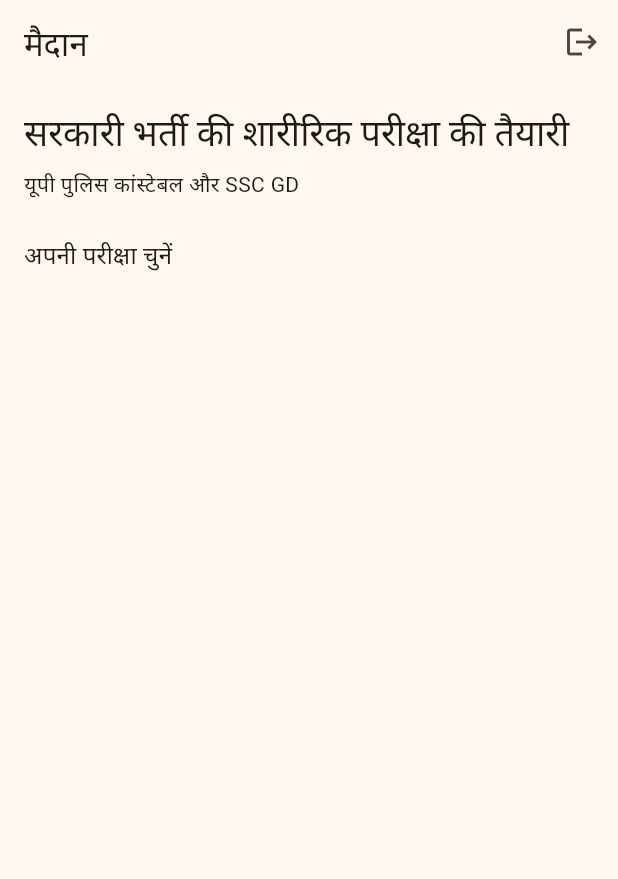
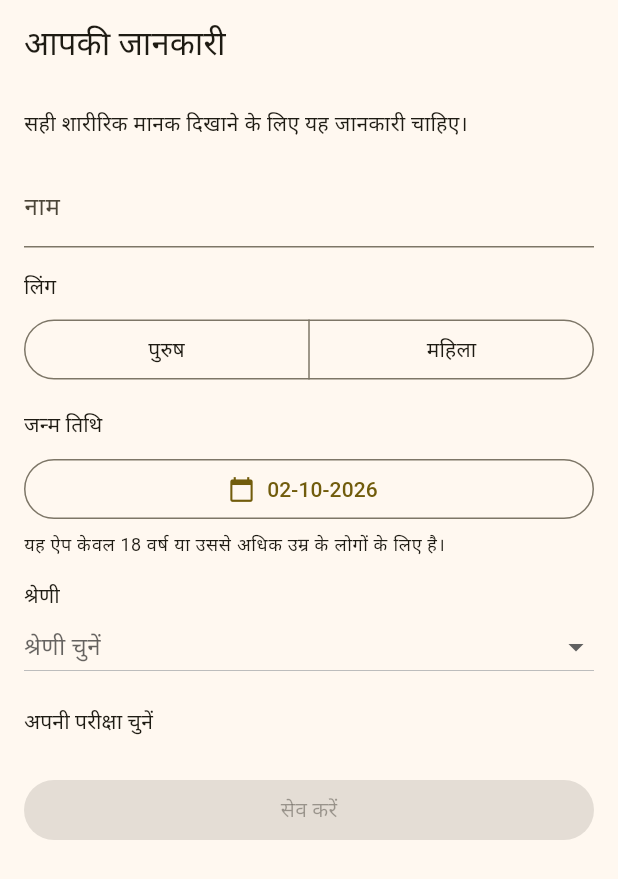
Before and after one commit to ArpitMishra2/KhakiTrack, a Flutter app: the screen it shows once a user with an empty profile is signed in, on a phone screen of 412 x 824 dp. Shown: the top 879 px of the screen. Run offline on Flutter 3.47's test engine with Material 3 defaults, Android fonts, the phone set to English and light mode, and no system bars; our stand-ins replace google_sign_in, supabase_flutter; accounts and stored records are empty.

Commit message:
Profile setup after sign-in (#9)
After sign-in, users with an incomplete profile fill in name (pre-filled
from Google), gender, date of birth, category and exam. Save stays
disabled until everything is set and the user is 18+; the date picker
cannot go past the 18th birthday, and the rule matches the database check
(29 Feb maps to 28 Feb as in Postgres). Saved with an upsert on the own
profiles row, allowed by the existing RLS policies.

The standards screen now opens on the user's gender and category: ST maps
to ST standards, General/OBC/SC/EWS to the exam default. Regional
relaxations stay selectable by hand. ex_serviceman is not offered because
its PST/PET rules are not sourced yet.

Co-authored-by: Claude Opus 5.5 <noreply@anthropic.com>

```diff
--- /dev/null
+++ b/app/lib/data/profile.dart
@@ -0,0 +1,103 @@
+import 'package:supabase_flutter/supabase_flutter.dart';
+
+/// Social categories stored in `profiles.category`. `ex_serviceman` is allowed
+/// by the schema but not offered yet: its PST/PET rules are not sourced.
+const socialCategories = ['general', 'obc', 'sc', 'st', 'ews'];
+
+/// The user's row in `public.profiles`.
+class Profile {
+  const Profile({
+    this.displayName,
+    this.gender,
+    this.dateOfBirth,
+    this.category,
+    this.examId,
+  });
+
+  factory Profile.fromJson(Map<String, dynamic> json) => Profile(
+    displayName: json['display_name'] as String?,
+    gender: json['gender'] as String?,
+    dateOfBirth: json['date_of_birth'] == null
+        ? null
+        : DateTime.parse(json['date_of_birth'] as String),
+    category: json['category'] as String?,
+    examId: json['exam_id'] as String?,
+  );
+
+  final String? displayName;
+  final String? gender;
+  final DateTime? dateOfBirth;
+  final String? category;
+  final String? examId;
+
+  bool get isComplete =>
+      gender != null &&
+      dateOfBirth != null &&
+      category != null &&
+      examId != null &&
+      (displayName?.trim().isNotEmpty ?? false);
+
+  Map<String, dynamic> toJson() => {
+    'display_name': displayName?.trim(),
+    'gender': gender,
+    'date_of_birth': dateOfBirth == null ? null : _date(dateOfBirth!),
+    'category': category,
+    'exam_id': examId,
+  };
+}
+
+String _date(DateTime d) =>
+    '${d.year.toString().padLeft(4, '0')}-'
+    '${d.month.toString().padLeft(2, '0')}-'
+    '${d.day.toString().padLeft(2, '0')}';
+
+/// Latest date of birth that makes someone 18 on [today]. Matches the
+/// database check `date_of_birth <= current_date - interval '18 years'`,
+/// which maps 29 February to 28 February.
+DateTime latestAllowedDateOfBirth(DateTime today) {
+  final day = today.month == 2 && today.day == 29 ? 28 : today.day;
+  return DateTime(today.year - 18, today.month, day);
+}
+
+bool isAdult(DateTime dateOfBirth, DateTime today) =>
+    !dateOfBirth.isAfter(latestAllowedDateOfBirth(today));
+
+abstract class ProfileRepository {
+  /// The signed-in user's profile, or an empty one if the row is missing.
+  Future<Profile> fetchMine();
+  Future<void> saveMine(Profile profile);
+
+  /// Name from the Google account, to pre-fill the form.
+  String? get suggestedName;
+}
+
+class SupabaseProfileRepository implements ProfileRepository {
+  SupabaseProfileRepository(this._client);
+
+  final SupabaseClient _client;
+
+  String get _uid => _client.auth.currentUser!.id;
+
+  @override
+  String? get suggestedName {
+    final meta = _client.auth.currentUser?.userMetadata;
+    return (meta?['full_name'] ?? meta?['name']) as String?;
+  }
+
+  @override
+  Future<Profile> fetchMine() async {
+    final row = await _client
+        .from('profiles')
+        .select('display_name, gender, date_of_birth, category, exam_id')
+        .eq('id', _uid)
+        .maybeSingle();
+    return row == null ? const Profile() : Profile.fromJson(row);
+  }
+
+  @override
+  Future<void> saveMine(Profile profile) async {
+    // Upsert: the sign-up trigger normally creates the row, but do not rely
+    // on it having run.
+    await _client.from('profiles').upsert({'id': _uid, ...profile.toJson()});
+  }
+}
--- a/app/lib/l10n/app_hi.arb
+++ b/app/lib/l10n/app_hi.arb
@@ -46,5 +46,18 @@
   "signInWithGoogle": "Google से जारी रखें",
   "signInFailed": "साइन इन नहीं हो सका। इंटरनेट जांचकर फिर कोशिश करें।",
   "adultsOnly": "यह ऐप केवल 18 वर्ष या उससे अधिक उम्र के लोगों के लिए है।",
-  "signOut": "साइन आउट"
+  "signOut": "साइन आउट",
+  "profileTitle": "आपकी जानकारी",
+  "profileIntro": "सही शारीरिक मानक दिखाने के लिए यह जानकारी चाहिए।",
+  "name": "नाम",
+  "dateOfBirth": "जन्म तिथि",
+  "chooseDate": "तारीख चुनें",
+  "chooseCategory": "श्रेणी चुनें",
+  "save": "सेव करें",
+  "saveFailed": "सेव नहीं हो सका। इंटरनेट जांचकर फिर कोशिश करें।",
+  "socialGeneral": "सामान्य",
+  "socialObc": "अन्य पिछड़ा वर्ग (OBC)",
+  "socialSc": "अनुसूचित जाति (SC)",
+  "socialSt": "अनुसूचित जनजाति (ST)",
+  "socialEws": "आर्थिक रूप से कमज़ोर वर्ग (EWS)"
 }
--- a/app/lib/l10n/app_localizations.dart
+++ b/app/lib/l10n/app_localizations.dart
@@ -331,6 +331,84 @@ abstract class AppLocalizations {
   /// In hi, this message translates to:
   /// **'साइन आउट'**
   String get signOut;
+
+  /// No description provided for @profileTitle.
+  ///
+  /// In hi, this message translates to:
+  /// **'आपकी जानकारी'**
+  String get profileTitle;
+
+  /// No description provided for @profileIntro.
+  ///
+  /// In hi, this message translates to:
+  /// **'सही शारीरिक मानक दिखाने के लिए यह जानकारी चाहिए।'**
+  String get profileIntro;
+
+  /// No description provided for @name.
+  ///
+  /// In hi, this message translates to:
+  /// **'नाम'**
+  String get name;
+
+  /// No description provided for @dateOfBirth.
+  ///
+  /// In hi, this message translates to:
+  /// **'जन्म तिथि'**
+  String get dateOfBirth;
+
+  /// No description provided for @chooseDate.
+  ///
+  /// In hi, this message translates to:
+  /// **'तारीख चुनें'**
+  String get chooseDate;
+
+  /// No description provided for @chooseCategory.
+  ///
+  /// In hi, this message translates to:
+  /// **'श्रेणी चुनें'**
+  String get chooseCategory;
+
+  /// No description provided for @save.
+  ///
+  /// In hi, this message translates to:
+  /// **'सेव करें'**
+  String get save;
+
+  /// No description provided for @saveFailed.
+  ///
+  /// In hi, this message translates to:
+  /// **'सेव नहीं हो सका। इंटरनेट जांचकर फिर कोशिश करें।'**
+  String get saveFailed;
+
+  /// No description provided for @socialGeneral.
+  ///
+  /// In hi, this message translates to:
+  /// **'सामान्य'**
+  String get socialGeneral;
+
+  /// No description provided for @socialObc.
+  ///
+  /// In hi, this message translates to:
+  /// **'अन्य पिछड़ा वर्ग (OBC)'**
+  String get socialObc;
+
+  /// No description provided for @socialSc.
+  ///
+  /// In hi, this message translates to:
+  /// **'अनुसूचित जाति (SC)'**
+  String get socialSc;
+
+  /// No description provided for @socialSt.
+  ///
+  /// In hi, this message translates to:
+  /// **'अनुसूचित जनजाति (ST)'**
+  String get socialSt;
+
+  /// No description provided for @socialEws.
+  ///
+  /// In hi, this message translates to:
+  /// **'आर्थिक रूप से कमज़ोर वर्ग (EWS)'**
+  String get socialEws;
 }
 
 class _AppLocalizationsDelegate
--- a/app/lib/l10n/app_localizations_hi.dart
+++ b/app/lib/l10n/app_localizations_hi.dart
@@ -144,4 +144,43 @@ class AppLocalizationsHi extends AppLocalizations {
 
   @override
   String get signOut => 'साइन आउट';
+
+  @override
+  String get profileTitle => 'आपकी जानकारी';
+
+  @override
+  String get profileIntro => 'सही शारीरिक मानक दिखाने के लिए यह जानकारी चाहिए।';
+
+  @override
+  String get name => 'नाम';
+
+  @override
+  String get dateOfBirth => 'जन्म तिथि';
+
+  @override
+  String get chooseDate => 'तारीख चुनें';
+
+  @override
+  String get chooseCategory => 'श्रेणी चुनें';
+
+  @override
+  String get save => 'सेव करें';
+
+  @override
+  String get saveFailed => 'सेव नहीं हो सका। इंटरनेट जांचकर फिर कोशिश करें।';
+
+  @override
+  String get socialGeneral => 'सामान्य';
+
+  @override
+  String get socialObc => 'अन्य पिछड़ा वर्ग (OBC)';
+
+  @override
+  String get socialSc => 'अनुसूचित जाति (SC)';
+
+  @override
+  String get socialSt => 'अनुसूचित जनजाति (ST)';
+
+  @override
+  String get socialEws => 'आर्थिक रूप से कमज़ोर वर्ग (EWS)';
 }
--- a/app/lib/main.dart
+++ b/app/lib/main.dart
@@ -5,6 +5,7 @@ import 'package:supabase_flutter/supabase_flutter.dart';
 import 'config.dart';
 import 'data/auth_service.dart';
 import 'data/exam_repository.dart';
+import 'data/profile.dart';
 import 'l10n/app_localizations.dart';
 import 'screens/auth_gate.dart';
 
@@ -19,15 +20,22 @@ Future<void> main() async {
     MaidanApp(
       repository: SupabaseExamRepository(Supabase.instance.client),
       auth: SupabaseAuthService(Supabase.instance.client),
+      profiles: SupabaseProfileRepository(Supabase.instance.client),
     ),
   );
 }
 
 class MaidanApp extends StatelessWidget {
-  const MaidanApp({super.key, required this.repository, required this.auth});
+  const MaidanApp({
+    super.key,
+    required this.repository,
+    required this.auth,
+    required this.profiles,
+  });
 
   final ExamRepository repository;
   final AuthService auth;
+  final ProfileRepository profiles;
 
   @override
   Widget build(BuildContext context) {
@@ -46,7 +54,7 @@ class MaidanApp extends StatelessWidget {
         GlobalWidgetsLocalizations.delegate,
         GlobalCupertinoLocalizations.delegate,
       ],
-      home: AuthGate(auth: auth, repository: repository),
+      home: AuthGate(auth: auth, repository: repository, profiles: profiles),
     );
   }
 }
--- a/app/lib/screens/auth_gate.dart
+++ b/app/lib/screens/auth_gate.dart
@@ -2,15 +2,25 @@ import 'package:flutter/material.dart';
 
 import '../data/auth_service.dart';
 import '../data/exam_repository.dart';
+import '../data/profile.dart';
 import 'home_screen.dart';
+import 'load_error.dart';
+import 'profile_setup_screen.dart';
 import 'sign_in_screen.dart';
 
-/// Shows sign-in until there is a session, then the app.
+/// Shows sign-in until there is a session, then profile setup until the
+/// profile is complete, then the app.
 class AuthGate extends StatelessWidget {
-  const AuthGate({super.key, required this.auth, required this.repository});
+  const AuthGate({
+    super.key,
+    required this.auth,
+    required this.repository,
+    required this.profiles,
+  });
 
   final AuthService auth;
   final ExamRepository repository;
+  final ProfileRepository profiles;
 
   @override
   Widget build(BuildContext context) {
@@ -18,8 +28,68 @@ class AuthGate extends StatelessWidget {
       stream: auth.signedInChanges,
       initialData: auth.isSignedIn,
       builder: (context, snapshot) => snapshot.data == true
-          ? HomeScreen(repository: repository, auth: auth)
+          ? _ProfileGate(auth: auth, repository: repository, profiles: profiles)
           : SignInScreen(auth: auth),
     );
   }
 }
+
+class _ProfileGate extends StatefulWidget {
+  const _ProfileGate({
+    required this.auth,
+    required this.repository,
+    required this.profiles,
+  });
+
+  final AuthService auth;
+  final ExamRepository repository;
+  final ProfileRepository profiles;
+
+  @override
+  State<_ProfileGate> createState() => _ProfileGateState();
+}
+
+class _ProfileGateState extends State<_ProfileGate> {
+  late Future<Profile> _profile = widget.profiles.fetchMine();
+
+  @override
+  Widget build(BuildContext context) {
+    return FutureBuilder<Profile>(
+      future: _profile,
+      builder: (context, snapshot) {
+        if (snapshot.hasError) {
+          return Scaffold(
+            body: Center(
+              child: LoadError(
+                onRetry: () => setState(() {
+                  _profile = widget.profiles.fetchMine();
+                }),
+              ),
+            ),
+          );
+        }
+        final profile = snapshot.data;
+        if (profile == null) {
+          return const Scaffold(
+            body: Center(child: CircularProgressIndicator()),
+          );
+        }
+        if (!profile.isComplete) {
+          return ProfileSetupScreen(
+            initial: profile,
+            profiles: widget.profiles,
+            exams: widget.repository,
+            onSaved: (saved) => setState(() {
+              _profile = Future.value(saved);
+            }),
+          );
+        }
+        return HomeScreen(
+          repository: widget.repository,
+          auth: widget.auth,
+          profile: profile,
+        );
+      },
+    );
+  }
+}
--- /dev/null
+++ b/app/lib/screens/profile_setup_screen.dart
@@ -0,0 +1,221 @@
+import 'package:flutter/material.dart';
+
+import '../data/exam_models.dart';
+import '../data/exam_repository.dart';
+import '../data/profile.dart';
+import '../l10n/app_localizations.dart';
+import 'load_error.dart';
+
+/// First-run form: name, gender, date of birth (18+), exam and category.
+class ProfileSetupScreen extends StatefulWidget {
+  const ProfileSetupScreen({
+    super.key,
+    required this.initial,
+    required this.profiles,
+    required this.exams,
+    required this.onSaved,
+    this.today,
+  });
+
+  final Profile initial;
+  final ProfileRepository profiles;
+  final ExamRepository exams;
+  final ValueChanged<Profile> onSaved;
+
+  /// Fixed date for tests; defaults to now.
+  final DateTime? today;
+
+  @override
+  State<ProfileSetupScreen> createState() => _ProfileSetupScreenState();
+}
+
+class _ProfileSetupScreenState extends State<ProfileSetupScreen> {
+  late final _name = TextEditingController(
+    text: widget.initial.displayName ?? widget.profiles.suggestedName ?? '',
+  );
+  late String? _gender = widget.initial.gender;
+  late DateTime? _dob = widget.initial.dateOfBirth;
+  late String? _category = widget.initial.category;
+  late String? _examId = widget.initial.examId;
+  late Future<List<Exam>> _examList = widget.exams.fetchExams();
+  bool _saving = false;
+  bool _saveFailed = false;
+
+  DateTime get _today => widget.today ?? DateTime.now();
+
+  Profile get _profile => Profile(
+    displayName: _name.text,
+    gender: _gender,
+    dateOfBirth: _dob,
+    category: _category,
+    examId: _examId,
+  );
+
+  bool get _canSave =>
+      !_saving && _profile.isComplete && isAdult(_dob!, _today);
+
+  @override
+  void dispose() {
+    _name.dispose();
+    super.dispose();
+  }
+
+  Future<void> _pickDob() async {
+    final latest = latestAllowedDateOfBirth(_today);
+    final picked = await showDatePicker(
+      context: context,
+      initialDate: _dob ?? DateTime(latest.year - 2, latest.month, latest.day),
+      firstDate: DateTime(latest.year - 42),
+      lastDate: latest,
+      initialEntryMode: DatePickerEntryMode.calendarOnly,
+    );
+    if (picked != null) setState(() => _dob = picked);
+  }
+
+  Future<void> _save() async {
+    setState(() {
+      _saving = true;
+      _saveFailed = false;
+    });
+    final profile = _profile;
+    try {
+      await widget.profiles.saveMine(profile);
+      widget.onSaved(profile);
+    } catch (_) {
+      if (mounted) {
+        setState(() {
+          _saving = false;
+          _saveFailed = true;
+        });
+      }
+    }
+  }
+
+  @override
+  Widget build(BuildContext context) {
+    final l10n = AppLocalizations.of(context);
+    final language = Localizations.localeOf(context).languageCode;
+    final textTheme = Theme.of(context).textTheme;
+    final dob = _dob;
+
+    return Scaffold(
+      appBar: AppBar(title: Text(l10n.profileTitle)),
+      body: ListView(
+        padding: const EdgeInsets.all(16),
+        children: [
+          Text(l10n.profileIntro),
+          const SizedBox(height: 16),
+          TextField(
+            controller: _name,
+            decoration: InputDecoration(labelText: l10n.name),
+            textCapitalization: TextCapitalization.words,
+            onChanged: (_) => setState(() {}),
+          ),
+          const SizedBox(height: 16),
+          Text(l10n.gender, style: textTheme.titleSmall),
+          const SizedBox(height: 8),
+          SegmentedButton<String>(
+            emptySelectionAllowed: true,
+            segments: [
+              ButtonSegment(value: 'male', label: Text(l10n.male)),
+              ButtonSegment(value: 'female', label: Text(l10n.female)),
+            ],
+            selected: {?_gender},
+            onSelectionChanged: (s) =>
+                setState(() => _gender = s.isEmpty ? null : s.first),
+          ),
+          const SizedBox(height: 16),
+          Text(l10n.dateOfBirth, style: textTheme.titleSmall),
+          const SizedBox(height: 8),
+          OutlinedButton.icon(
+            onPressed: _pickDob,
+            icon: const Icon(Icons.calendar_today),
+            label: Text(
+              dob == null
+                  ? l10n.chooseDate
+                  : '${dob.day.toString().padLeft(2, '0')}-'
+                        '${dob.month.toString().padLeft(2, '0')}-${dob.year}',
+            ),
+          ),
+          Padding(
+            padding: const EdgeInsets.only(top: 4),
+            child: Text(l10n.adultsOnly, style: textTheme.bodySmall),
+          ),
+          const SizedBox(height: 16),
+          Text(l10n.category, style: textTheme.titleSmall),
+          DropdownButton<String>(
+            isExpanded: true,
+            hint: Text(l10n.chooseCategory),
+            value: _category,
+            items: [
+              for (final c in socialCategories)
+                DropdownMenuItem(value: c, child: Text(_socialLabel(l10n, c))),
+            ],
+            onChanged: (c) => setState(() => _category = c),
+          ),
+          const SizedBox(height: 16),
+          Text(l10n.chooseExam, style: textTheme.titleSmall),
+          FutureBuilder<List<Exam>>(
+            future: _examList,
+            builder: (context, snapshot) {
+              if (snapshot.hasError) {
+                return LoadError(
+                  onRetry: () => setState(() {
+                    _examList = widget.exams.fetchExams();
+                  }),
+                );
+              }
+              if (!snapshot.hasData) {
+                return const Padding(
+                  padding: EdgeInsets.all(16),
+                  child: Center(child: CircularProgressIndicator()),
+                );
+              }
+              return RadioGroup<String>(
+                groupValue: _examId,
+                onChanged: (v) => setState(() => _examId = v),
+                child: Column(
+                  children: [
+                    for (final e in snapshot.data!)
+                      RadioListTile<String>(
+                        value: e.id,
+                        title: Text(e.nameFor(language)),
+                      ),
+                  ],
+                ),
+              );
+            },
+          ),
+          const SizedBox(height: 24),
+          FilledButton(
+            onPressed: _canSave ? _save : null,
+            child: _saving
+                ? const SizedBox.square(
+                    dimension: 18,
+                    child: CircularProgressIndicator(strokeWidth: 2),
+                  )
+                : Text(l10n.save),
+          ),
+          if (_saveFailed)
+            Padding(
+              padding: const EdgeInsets.only(top: 12),
+              child: Text(
+                l10n.saveFailed,
+                textAlign: TextAlign.center,
+                style: TextStyle(color: Theme.of(context).colorScheme.error),
+              ),
+            ),
+        ],
+      ),
+    );
+  }
+}
+
+String _socialLabel(AppLocalizations l10n, String c) => switch (c) {
+  'general' => l10n.socialGeneral,
+  'obc' => l10n.socialObc,
+  'sc' => l10n.socialSc,
+  'st' => l10n.socialSt,
+  'ews' => l10n.socialEws,
+  _ => c,
+};
```
Also changed, not shown: app/lib/data/standards_logic.dart (+8 -0 lines), app/lib/l10n/app_en.arb (+14 -1 lines), app/lib/l10n/app_localizations_en.dart (+40 -0 lines), app/lib/screens/home_screen.dart (+9 -1 lines), app/lib/screens/standards_screen.dart (+10 -3 lines), 4 other files.
